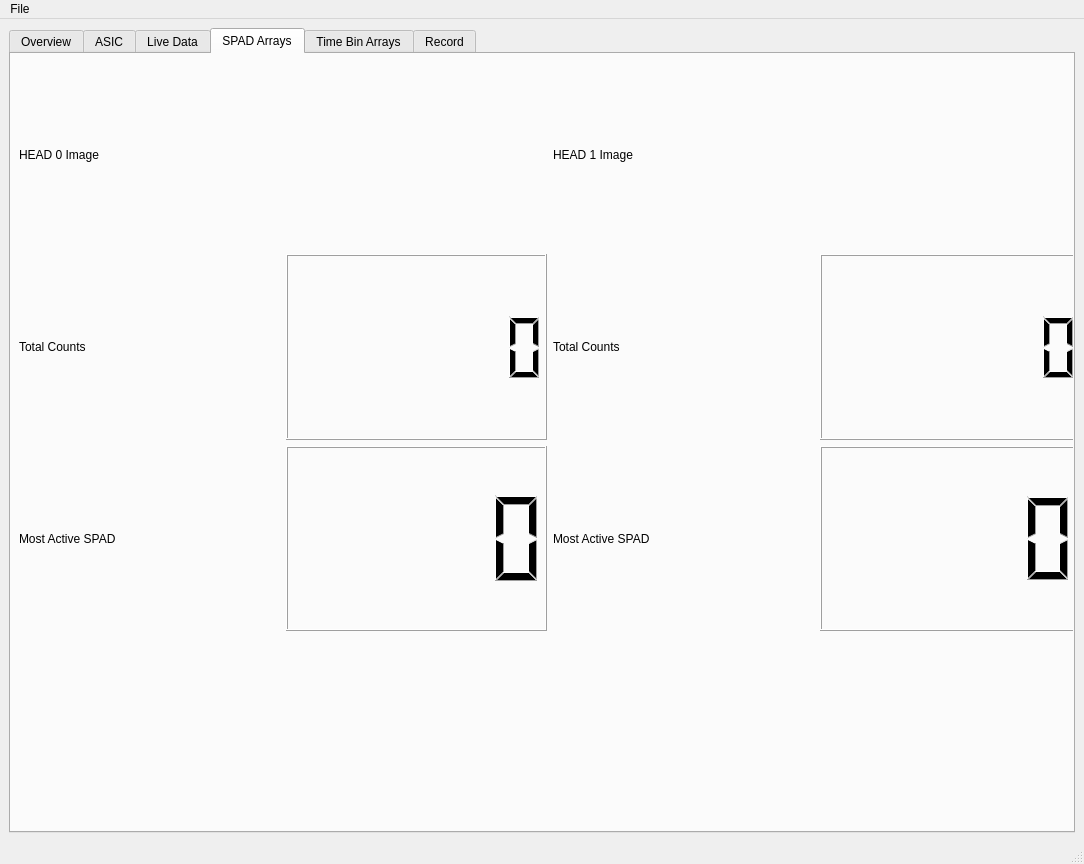
Before: the Qt Designer form GUI/MainWindow.ui in sgcarrier/cephei2, drawn with Qt 5.
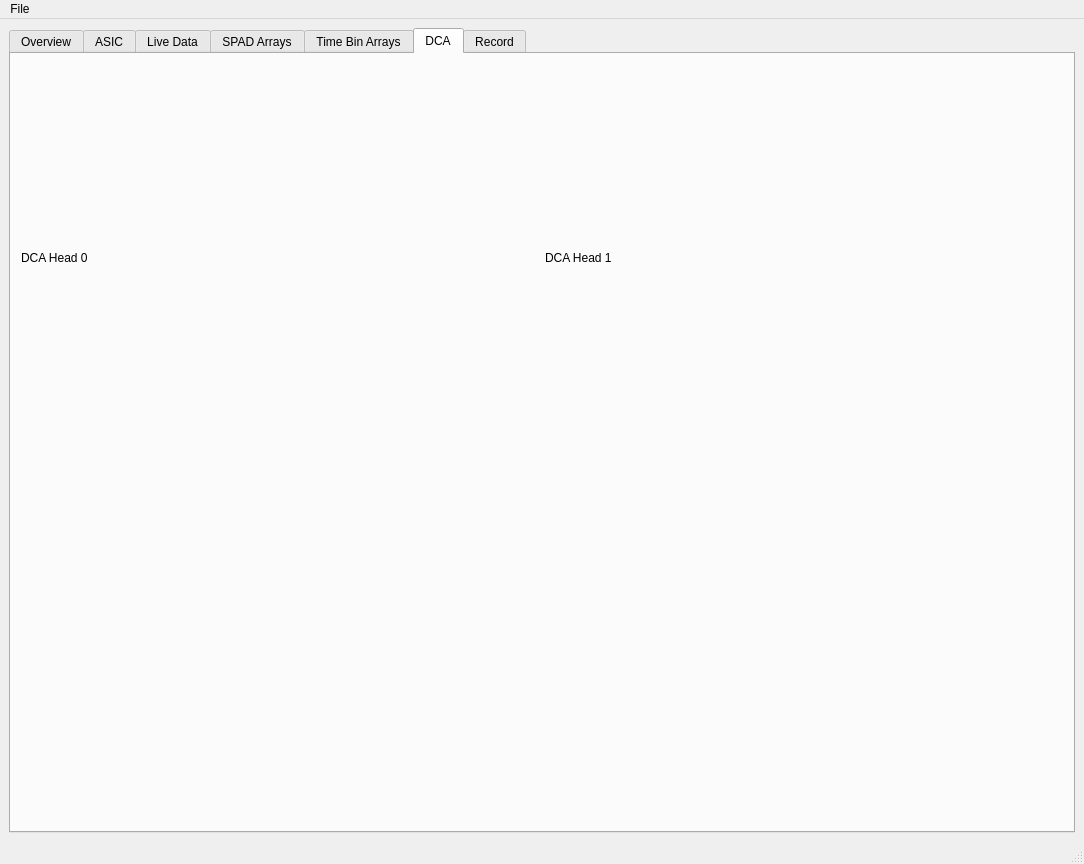
After: the same form once the commit is applied. Custom widgets are drawn as their Qt base class.

Commit message: Added DCA and fixed reset and fetch

```diff
--- a/GUI/MainWindow.ui
+++ b/GUI/MainWindow.ui
@@ -18,7 +18,7 @@
     <item row="0" column="0">
      <widget class="QTabWidget" name="tabWidget">
       <property name="currentIndex">
-       <number>3</number>
+       <number>5</number>
       </property>
       <widget class="QWidget" name="Overview_tab">
        <attribute name="title">
@@ -1328,6 +1328,43 @@
         </layout>
        </widget>
       </widget>
+      <widget class="QWidget" name="dca_tab">
+       <attribute name="title">
+        <string>DCA</string>
+       </attribute>
+       <widget class="QWidget" name="">
+        <property name="geometry">
+         <rect>
+          <x>10</x>
+          <y>20</y>
+          <width>1041</width>
+          <height>741</height>
+         </rect>
+        </property>
+        <layout class="QGridLayout" name="gridLayout_17">
+         <item row="0" column="0">
+          <widget class="QLabel" name="label_58">
+           <property name="text">
+            <string>DCA Head 0</string>
+           </property>
+          </widget>
+         </item>
+         <item row="0" column="1">
+          <widget class="QLabel" name="label_59">
+           <property name="text">
+            <string>DCA Head 1</string>
+           </property>
+          </widget>
+         </item>
+         <item row="1" column="0">
+          <widget class="ImageView" name="dca_trig_h0_heatmap" native="true"/>
+         </item>
+         <item row="1" column="1">
+          <widget class="ImageView" name="dca_trig_h1_heatmap" native="true"/>
+         </item>
+        </layout>
+       </widget>
+      </widget>
       <widget class="QWidget" name="recording_tab">
        <attribute name="title">
         <string>Record</string>
```
Left out of the diff: 24 changed lines with no effect on the pictures. The commit also changes 2 other files.
